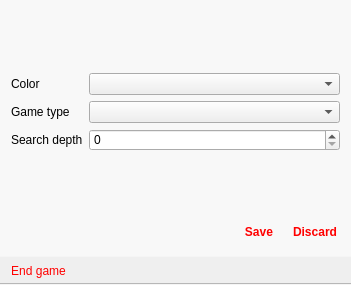
Before: the Qt Designer form mainwindow.ui in silvansky/CheckersMobile, drawn with Qt 5.
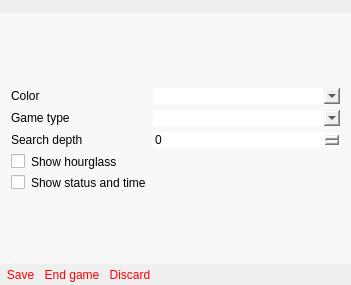
After: the same form once the commit is applied. The open tabs and pages were chosen to show the change. Icons and pictures are not drawn. Custom widgets are drawn as their Qt base class.

Commit message: Some optimization, added hourglass.png and painting it on screen while computing next move. Added status tool bar on the top of the screen, it shows current checkers counts and current system time. New state now is painted BEFORE the computer starts to calculate next move. Added settings for showing hourglass and status toolbar.

The edit to the form file:
```diff
--- a/mainwindow.ui
+++ b/mainwindow.ui
@@ -14,7 +14,9 @@
    <string>MainWindow</string>
   </property>
   <property name="styleSheet">
-   <string notr="true"/>
+   <string notr="true">QWidget {
+	border: 0px solid black;
+}</string>
   </property>
   <widget class="QWidget" name="centralWidget">
    <layout class="QHBoxLayout" name="horizontalLayout">
@@ -220,7 +222,7 @@
 	background-color: rgba(255, 255, 255, 150);
 }
 
-QLabel {
+QLabel, QCheckBox, QComboBox {
   color: black;
 }</string>
        </property>
@@ -273,6 +275,20 @@
           <item row="2" column="1">
            <widget class="QSpinBox" name="spinBox"/>
           </item>
+          <item row="3" column="0">
+           <widget class="QCheckBox" name="cbHourglass">
+            <property name="text">
+             <string>Show hourglass</string>
+            </property>
+           </widget>
+          </item>
+          <item row="4" column="0">
+           <widget class="QCheckBox" name="cbStatusBar">
+            <property name="text">
+             <string>Show status and time</string>
+            </property>
+           </widget>
+          </item>
          </layout>
         </item>
         <item>
@@ -288,78 +304,6 @@
           </property>
          </spacer>
         </item>
-        <item>
-         <layout class="QHBoxLayout" name="horizontalLayout_3">
-          <item>
-           <spacer name="horizontalSpacer">
-            <property name="orientation">
-             <enum>Qt::Horizontal</enum>
-            </property>
-            <property name="sizeHint" stdset="0">
-             <size>
-              <width>40</width>
-              <height>20</height>
-             </size>
-            </property>
-           </spacer>
-          </item>
-          <item>
-           <widget class="QPushButton" name="ok">
-            <property name="minimumSize">
-             <size>
-              <width>50</width>
-              <height>26</height>
-             </size>
-            </property>
-            <property name="font">
-             <font>
-              <weight>75</weight>
-              <bold>true</bold>
-             </font>
-            </property>
-            <property name="styleSheet">
-             <string notr="true">color: red;
-border: 0px;</string>
-            </property>
-            <property name="text">
-             <string>Save</string>
-            </property>
-            <property name="default">
-             <bool>true</bool>
-            </property>
-            <property name="flat">
-             <bool>true</bool>
-            </property>
-           </widget>
-          </item>
-          <item>
-           <widget class="QPushButton" name="cancel">
-            <property name="minimumSize">
-             <size>
-              <width>50</width>
-              <height>26</height>
-             </size>
-            </property>
-            <property name="font">
-             <font>
-              <weight>75</weight>
-              <bold>true</bold>
-             </font>
-            </property>
-            <property name="styleSheet">
-             <string notr="true">color: red;
-border: 0px;</string>
-            </property>
-            <property name="text">
-             <string>Discard</string>
-            </property>
-            <property name="flat">
-             <bool>true</bool>
-            </property>
-           </widget>
-          </item>
-         </layout>
-        </item>
        </layout>
       </widget>
      </widget>
@@ -392,7 +336,7 @@
     </size>
    </property>
    <property name="toolButtonStyle">
-    <enum>Qt::ToolButtonTextOnly</enum>
+    <enum>Qt::ToolButtonIconOnly</enum>
    </property>
    <property name="floatable">
     <bool>false</bool>
@@ -403,7 +347,42 @@
    <attribute name="toolBarBreak">
     <bool>false</bool>
    </attribute>
+   <addaction name="actionSave_Settings"/>
    <addaction name="actionEndGame"/>
+   <addaction name="actionDiscard_Settings"/>
+  </widget>
+  <widget class="QToolBar" name="statusToolBar">
+   <property name="windowTitle">
+    <string>toolBar_2</string>
+   </property>
+   <property name="styleSheet">
+    <string notr="true">QWidget {
+background-color: rgba(255, 255, 255, 0);
+}
+
+QToolButton {
+color: red;
+border: 0px solid black;
+}
+QToolButton::!enabled {
+color: rgba(255, 255, 255, 0);
+}</string>
+   </property>
+   <property name="movable">
+    <bool>false</bool>
+   </property>
+   <property name="allowedAreas">
+    <set>Qt::TopToolBarArea</set>
+   </property>
+   <property name="floatable">
+    <bool>false</bool>
+   </property>
+   <attribute name="toolBarArea">
+    <enum>TopToolBarArea</enum>
+   </attribute>
+   <attribute name="toolBarBreak">
+    <bool>false</bool>
+   </attribute>
   </widget>
   <action name="actionAboutCheckers">
    <property name="icon">
@@ -491,6 +470,16 @@
     <string>Ctrl+S</string>
    </property>
   </action>
+  <action name="actionSave_Settings">
+   <property name="text">
+    <string>Save</string>
+   </property>
+  </action>
+  <action name="actionDiscard_Settings">
+   <property name="text">
+    <string>Discard</string>
+   </property>
+  </action>
  </widget>
  <layoutdefault spacing="6" margin="11"/>
  <customwidgets>
```
Left out of the diff: 11 changed lines with no effect on the pictures. The commit also changes 12 other files.
